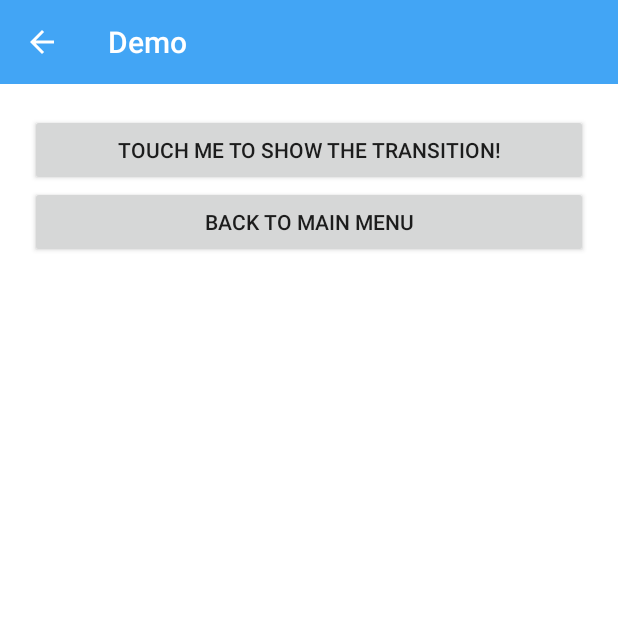
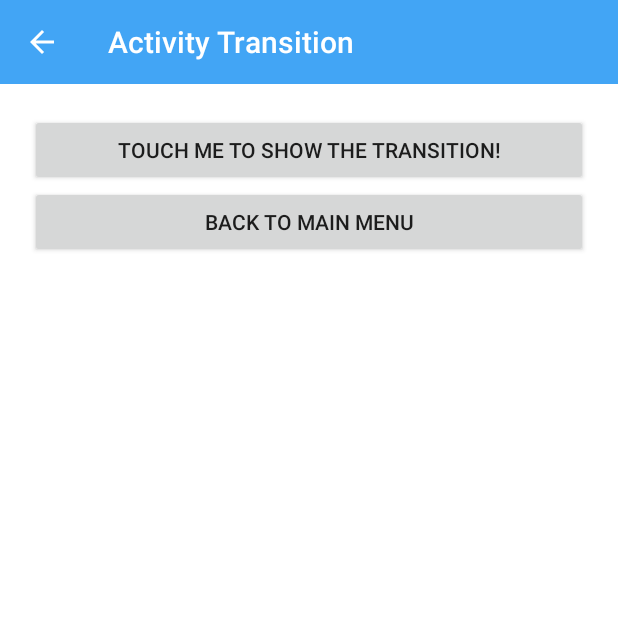
Before and after one commit to mzennis/DemoAnimationAndroid, an Android app: the screen it shows after launch (TransitionActivity), after a tap on "Activity Transition", on a phone screen of 412 x 824 dp, the top half of it. Run offline under Robolectric (Android 15) with nearby library versions, the phone set to English and light mode, and no system bars; our stand-ins replace data binding.

Commit message:
set title

```diff
--- a/app/src/main/java/com/mzennis/demo/RevealActivity.java
+++ b/app/src/main/java/com/mzennis/demo/RevealActivity.java
@@ -48,6 +48,7 @@ public class RevealActivity extends BaseActivity implements View.OnTouchListener
 		ActivityRevealBinding binding = DataBindingUtil.setContentView(this, R.layout.activity_reveal);
 		MainObject sample = (MainObject) getIntent().getExtras().getSerializable(MainObject.SAMPLE_TAG);
 		binding.setReveal(sample);
+		setTitle("Circular Reveal Animation");
 	}
 
 	private void setupWindowAnimations() {
--- a/app/src/main/java/com/mzennis/demo/SharedElementActivity.java
+++ b/app/src/main/java/com/mzennis/demo/SharedElementActivity.java
@@ -4,10 +4,8 @@ import android.databinding.DataBindingUtil;
 import android.os.Bundle;
 import android.transition.ChangeBounds;
 import android.transition.Slide;
-import android.transition.Visibility;
 import android.view.Gravity;
 import android.view.View;
-import android.widget.ImageView;
 
 import com.mzennis.demo.databinding.ActivitySharedElementsBinding;
 import com.mzennis.demo.fragments.SharedElementsFragment;
@@ -30,6 +28,7 @@ public class SharedElementActivity extends BaseActivity {
 		ActivitySharedElementsBinding binding = DataBindingUtil.setContentView(this, R.layout.activity_shared_elements);
 		binding.setSharedElements(sample);
 		setupLayout(sample);
+		setTitle("Shared Elements");
 	}
 
 	private void setupWindowAnimations() {
--- a/app/src/main/java/com/mzennis/demo/TransitionActivity.java
+++ b/app/src/main/java/com/mzennis/demo/TransitionActivity.java
@@ -31,6 +31,7 @@ public class TransitionActivity extends BaseActivity {
 		ActivityTransitionBinding binding = DataBindingUtil.setContentView(this, R.layout.activity_transition);
 		sample = (MainObject) getIntent().getExtras().getSerializable(MainObject.SAMPLE_TAG);
 		binding.setTransitionSample(sample);
+		setTitle("Activity Transition");
 	}
 
 	private void setupLayout() {
```
